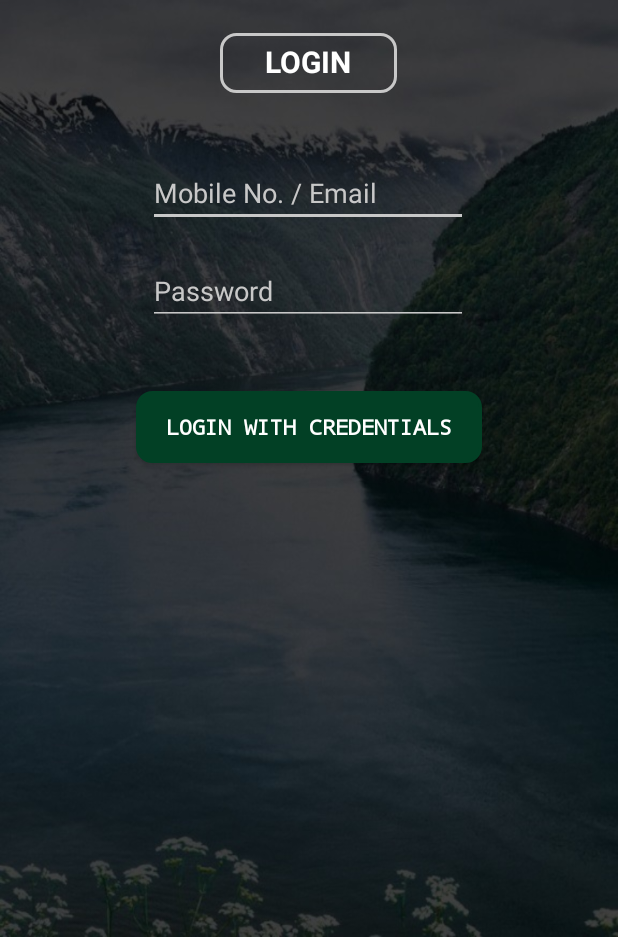
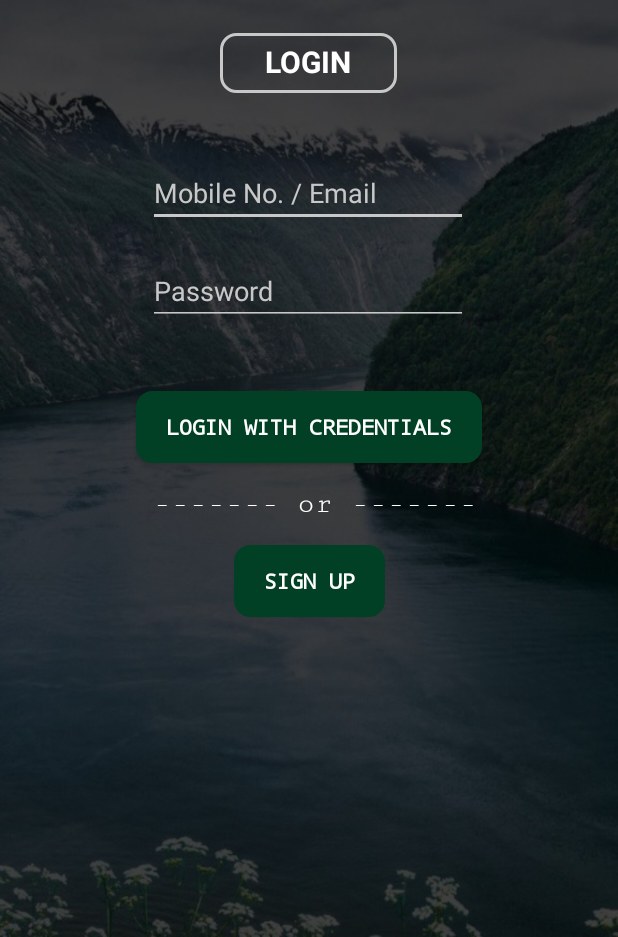
Before and after one commit to autumn-vibes/News_Application, an Android app: the screen it shows after launch (MainActivity), on a phone screen of 412 x 824 dp, the part 299-1236 px from its top. Run offline under Robolectric (Android 15) with nearby library versions, the phone set to English and light mode, and no system bars.

Commit message:
Update activity_main.xml

```diff
--- a/app/src/main/res/layout/activity_main.xml
+++ b/app/src/main/res/layout/activity_main.xml
@@ -51,38 +51,6 @@
         app:layout_constraintStart_toStartOf="parent"
         app:layout_constraintTop_toBottomOf="@+id/textView" />
 
-
-<!--    <TextView-->
-<!--        android:id="@+id/textView3"-->
-<!--        android:layout_width="wrap_content"-->
-<!--        android:layout_height="wrap_content"-->
-<!--        android:layout_marginTop="60dp"-->
-<!--        android:fontFamily="casual"-->
-<!--        android:paddingLeft="30dp"-->
-<!--        android:paddingTop="5dp"-->
-<!--        android:paddingRight="30dp"-->
-<!--        android:paddingBottom="7dp"-->
-<!--        android:text="LOGIN"-->
-<!--        android:textColor="#FFFFFF"-->
-<!--        android:textSize="40sp"-->
-<!--        app:layout_constraintEnd_toEndOf="parent"-->
-<!--        app:layout_constraintHorizontal_bias="0.496"-->
-<!--        app:layout_constraintStart_toStartOf="parent"-->
-<!--        app:layout_constraintTop_toBottomOf="@+id/textView" />-->
-
-<!--    <TextView-->
-<!--        android:id="@+id/underline"-->
-<!--        android:layout_width="150dp"-->
-<!--        android:layout_height="1dp"-->
-<!--        android:background="@drawable/underline"-->
-<!--        android:fontFamily="monospace"-->
-<!--        app:layout_constraintBottom_toBottomOf="@+id/textView3"-->
-<!--        app:layout_constraintEnd_toEndOf="parent"-->
-<!--        app:layout_constraintHorizontal_bias="0.496"-->
-<!--        app:layout_constraintStart_toStartOf="parent"-->
-<!--        app:layout_constraintTop_toTopOf="@+id/textView3"-->
-<!--        app:layout_constraintVertical_bias="0.797" />-->
-
     <EditText
         android:id="@+id/main_email"
         android:layout_width="wrap_content"
@@ -135,5 +103,39 @@
         app:layout_constraintStart_toStartOf="parent"
         app:layout_constraintTop_toBottomOf="@+id/main_password" />
 
+    <TextView
+        android:id="@+id/textView2"
+        android:layout_width="wrap_content"
+        android:layout_height="wrap_content"
+        android:layout_marginTop="16dp"
+        android:fontFamily="serif-monospace"
+        android:text="------- or -------"
+        android:textColor="#FFFFFF"
+        android:textSize="20sp"
+        app:layout_constraintEnd_toEndOf="parent"
+        app:layout_constraintHorizontal_bias="0.52"
+        app:layout_constraintStart_toStartOf="parent"
+        app:layout_constraintTop_toBottomOf="@+id/login_button" />
+
+    <Button
+        android:id="@+id/sign_up_page"
+        android:layout_width="wrap_content"
+        android:layout_height="wrap_content"
+        android:layout_marginTop="16dp"
+        android:background="@drawable/rec_red"
+        android:fontFamily="monospace"
+        android:gravity="center"
+        android:onClick="sign_up"
+        android:paddingLeft="20dp"
+        android:paddingRight="20dp"
+        android:text="Sign Up"
+        android:textAlignment="center"
+        android:textAllCaps="true"
+        android:textStyle="bold"
+        app:backgroundTint="#024025"
+        app:layout_constraintEnd_toEndOf="parent"
+        app:layout_constraintStart_toStartOf="parent"
+        app:layout_constraintTop_toBottomOf="@+id/textView2" />
+
 
 </androidx.constraintlayout.widget.ConstraintLayout>
```
